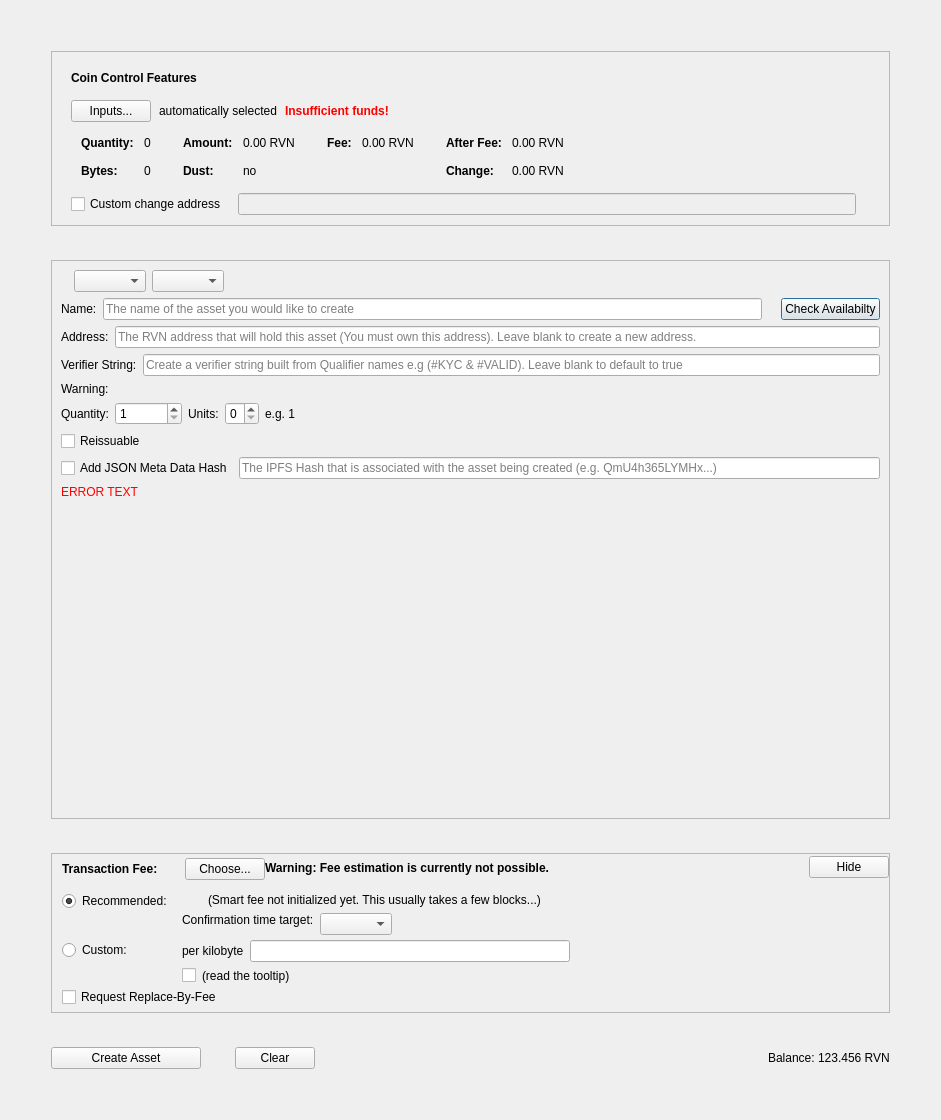
First picture: the form in src/qt/forms/createassetdialog.ui, repository phoenixkonsole/xbtx, before the edit.
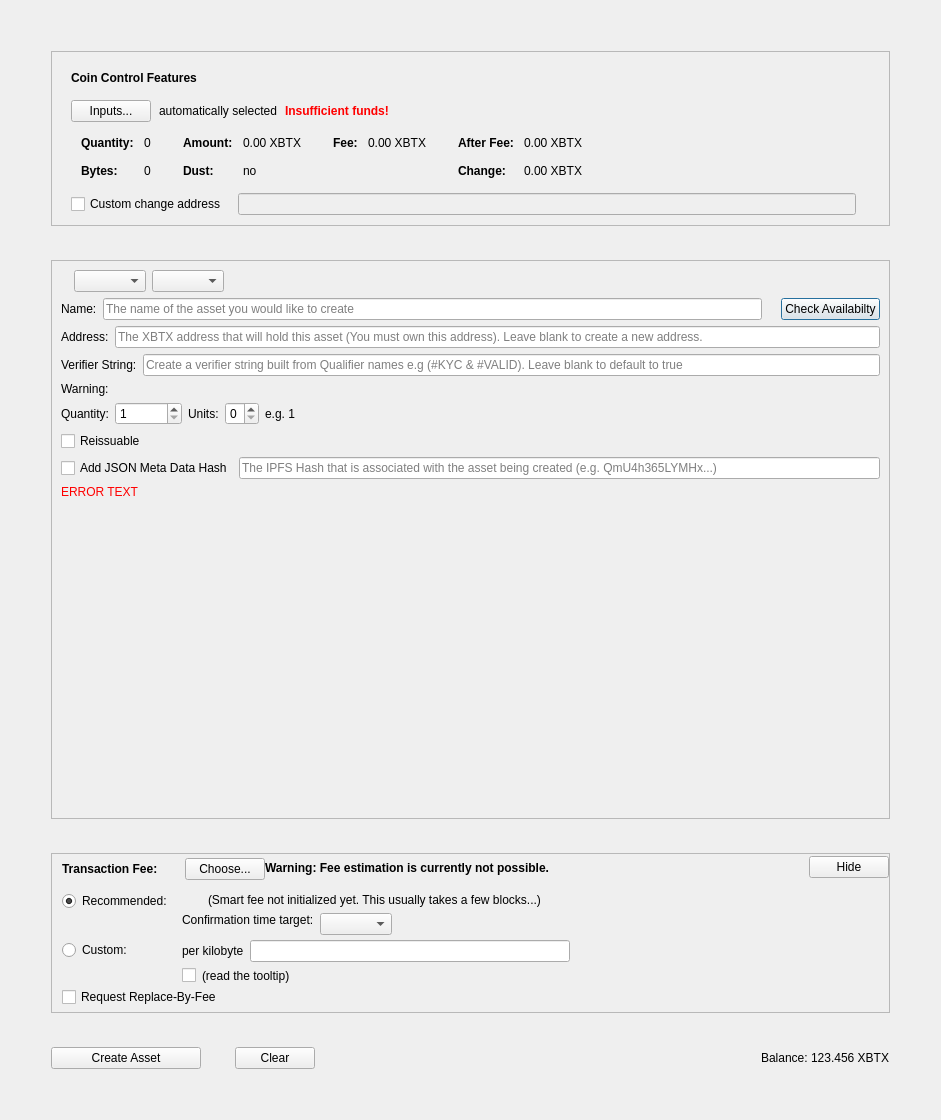
Second picture: the form after the edit. Custom widgets are drawn as their Qt base class.

What changed in the file:
```diff
--- a/src/qt/forms/createassetdialog.ui
+++ b/src/qt/forms/createassetdialog.ui
@@ -335,7 +335,7 @@
                     <enum>Qt::ActionsContextMenu</enum>
                    </property>
                    <property name="text">
-                    <string notr="true">0.00 RVN</string>
+                    <string notr="true">0.00 XBTX</string>
                    </property>
                    <property name="textInteractionFlags">
                     <set>Qt::LinksAccessibleByMouse|Qt::TextSelectableByKeyboard|Qt::TextSelectableByMouse</set>
@@ -415,7 +415,7 @@
                     <enum>Qt::ActionsContextMenu</enum>
                    </property>
                    <property name="text">
-                    <string notr="true">0.00 RVN</string>
+                    <string notr="true">0.00 XBTX</string>
                    </property>
                    <property name="textInteractionFlags">
                     <set>Qt::LinksAccessibleByMouse|Qt::TextSelectableByKeyboard|Qt::TextSelectableByMouse</set>
@@ -466,7 +466,7 @@
                     <enum>Qt::ActionsContextMenu</enum>
                    </property>
                    <property name="text">
-                    <string notr="true">0.00 RVN</string>
+                    <string notr="true">0.00 XBTX</string>
                    </property>
                    <property name="textInteractionFlags">
                     <set>Qt::LinksAccessibleByMouse|Qt::TextSelectableByKeyboard|Qt::TextSelectableByMouse</set>
@@ -495,7 +495,7 @@
                     <enum>Qt::ActionsContextMenu</enum>
                    </property>
                    <property name="text">
-                    <string notr="true">0.00 RVN</string>
+                    <string notr="true">0.00 XBTX</string>
                    </property>
                    <property name="textInteractionFlags">
                     <set>Qt::LinksAccessibleByMouse|Qt::TextSelectableByKeyboard|Qt::TextSelectableByMouse</set>
@@ -688,7 +688,7 @@
                <string/>
               </property>
               <property name="placeholderText">
-               <string>The RVN address that will hold this asset (You must own this address). Leave blank to create a new address.</string>
+               <string>The XBTX address that will hold this asset (You must own this address). Leave blank to create a new address.</string>
               </property>
              </widget>
             </item>
@@ -1420,7 +1420,7 @@
             <enum>Qt::RightToLeft</enum>
            </property>
            <property name="text">
-            <string>123.456 RVN</string>
+            <string>123.456 XBTX</string>
            </property>
           </widget>
          </item>
```
